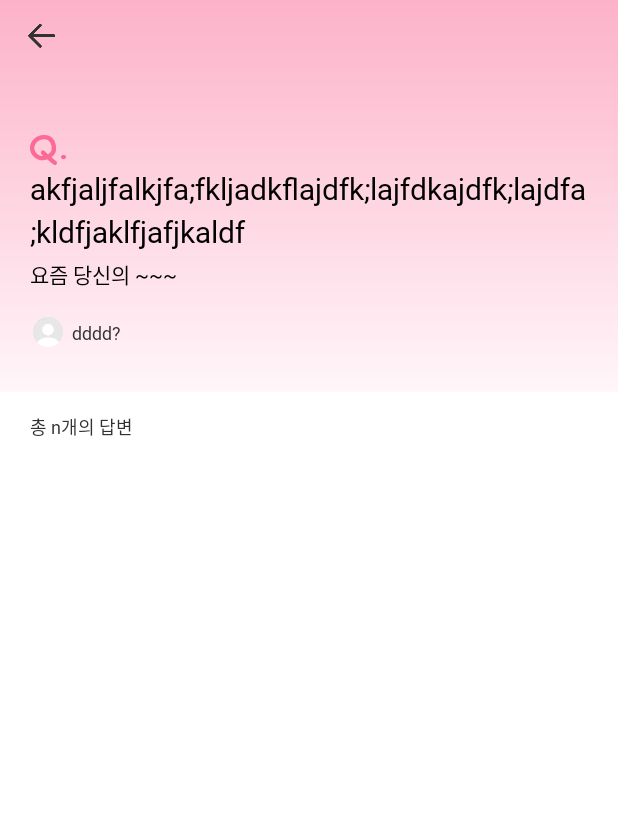
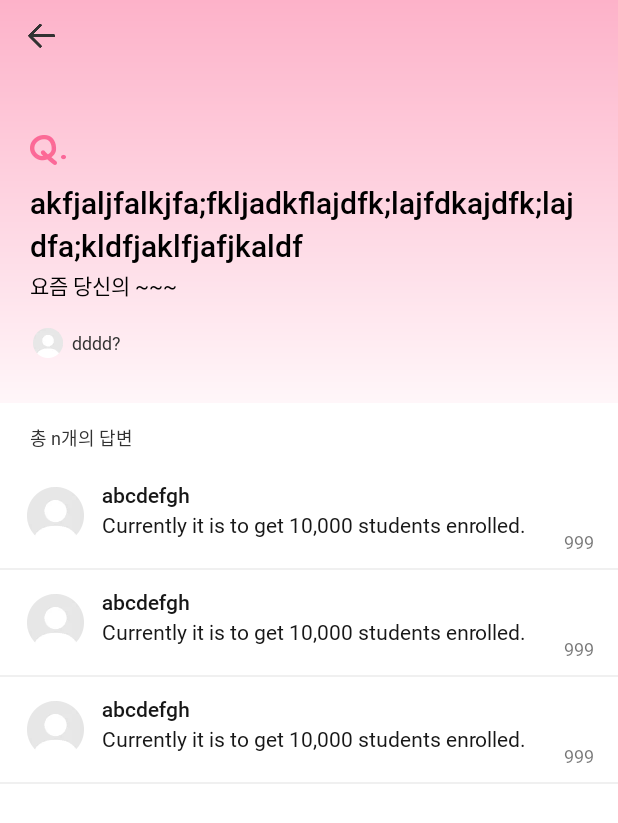
Before and after one commit to YAPP-18th/Android-Team-1-Frontend, an Android app: the layout activity_social_detail.xml on its own in the app's theme, with its tools: preview values and no code run, on a phone screen of 412 x 824 dp. Shown: the top 823 px of the screen. Run offline under Robolectric (Android 15) with nearby library versions, the phone set to English and light mode, and no system bars.

Commit message:
feat : Social 부분 QuestionDetail 통신 연결 완료

```diff
--- a/app/src/main/java/com/engdiary/mureng/data/response/HintNetwork.kt
+++ b/app/src/main/java/com/engdiary/mureng/data/response/HintNetwork.kt
@@ -10,6 +10,6 @@ data class HintNetwork(
     val meaning: String,
     @SerializedName("word")
     val word: String
-){
+) : java.io.Serializable {
     fun asDomain(): Hint = Hint(id, word, meaning)
 }
--- a/app/src/main/java/com/engdiary/mureng/data/response/QuestionNetwork.kt
+++ b/app/src/main/java/com/engdiary/mureng/data/response/QuestionNetwork.kt
@@ -16,7 +16,7 @@ data class QuestionNetwork(
     val repliesCount: Int = 0 ,
     @SerializedName("wordHints")
     val wordHints: List<HintNetwork>
-) {
+) : java.io.Serializable {
     fun asDomain(): Question =
         Question(category, content, contentKr, questionId, repliesCount, wordHints.map { it.asDomain() })
 }
--- a/app/src/main/java/com/engdiary/mureng/ui/base/BaseActivity.kt
+++ b/app/src/main/java/com/engdiary/mureng/ui/base/BaseActivity.kt
@@ -1,5 +1,6 @@
 package com.engdiary.mureng.ui.base
 
+import android.app.Fragment
 import android.content.Intent
 import android.os.Bundle
 import androidx.annotation.CallSuper
@@ -76,6 +77,10 @@ abstract class BaseActivity<B : ViewDataBinding>(
         super.onDestroy()
     }
 
+    override fun onAttachFragment(fragment: Fragment?) {
+        super.onAttachFragment(fragment)
+    }
+
     /**
      * startActivityForResult 를 코루틴 형태로 실행한다.
      *
--- a/app/src/main/java/com/engdiary/mureng/ui/base/BaseFragment.kt
+++ b/app/src/main/java/com/engdiary/mureng/ui/base/BaseFragment.kt
@@ -1,5 +1,6 @@
 package com.engdiary.mureng.ui.base
 
+import android.content.Context
 import android.os.Bundle
 import android.view.LayoutInflater
 import android.view.View
@@ -9,6 +10,7 @@ import androidx.annotation.LayoutRes
 import androidx.databinding.DataBindingUtil
 import androidx.databinding.ViewDataBinding
 import androidx.fragment.app.Fragment
+import androidx.fragment.app.FragmentActivity
 import androidx.fragment.app.FragmentManager
 import androidx.lifecycle.ViewModelProvider
 import kotlinx.coroutines.CoroutineScope
--- a/app/src/main/java/com/engdiary/mureng/ui/base/BaseViewModel.kt
+++ b/app/src/main/java/com/engdiary/mureng/ui/base/BaseViewModel.kt
@@ -1,5 +1,6 @@
 package com.engdiary.mureng.ui.base
 
+import android.content.Context
 import android.content.Intent
 import androidx.lifecycle.LiveData
 import androidx.lifecycle.MutableLiveData
@@ -62,4 +63,8 @@ open class BaseViewModel @Inject constructor(
     open fun onResume() {
 
     }
+
+    open fun onAttach(context: Context) {
+
+    }
 }
--- a/app/src/main/java/com/engdiary/mureng/ui/social/SocialFragment.kt
+++ b/app/src/main/java/com/engdiary/mureng/ui/social/SocialFragment.kt
@@ -1,5 +1,6 @@
 package com.engdiary.mureng.ui.social
 
+import android.content.Context
 import android.os.Bundle
 import android.view.View
 import androidx.databinding.DataBindingUtil
@@ -23,7 +24,6 @@ class SocialFragment : BaseFragment<SocialFragmentBinding>(R.layout.social_fragm
         super.onViewCreated(view, savedInstanceState)
         binding.setVariable(BR.vm, viewModel)
 
-
         binding.apply {
             fragmentManager = childFragmentManager
             vm = viewModel
--- a/app/src/main/java/com/engdiary/mureng/ui/social/SocialViewModel.kt
+++ b/app/src/main/java/com/engdiary/mureng/ui/social/SocialViewModel.kt
@@ -1,5 +1,6 @@
 package com.engdiary.mureng.ui.social
 
+import android.content.Context
 import android.content.Intent
 import androidx.fragment.app.FragmentManager
 import androidx.lifecycle.LiveData
--- a/app/src/main/java/com/engdiary/mureng/ui/social/ViewPagerAdapter.kt
+++ b/app/src/main/java/com/engdiary/mureng/ui/social/ViewPagerAdapter.kt
@@ -20,7 +20,6 @@ class ViewPagerAdapter(fragmentManager: FragmentManager, items: List<String>) :
     override fun getItem(position: Int): Fragment {
         return when (position) {
             0 -> BestTabFragment()
-            1 -> MyQuesFragment()
             else -> MyQuesFragment()
         }
     }
--- a/app/src/main/res/layout/activity_main.xml
+++ b/app/src/main/res/layout/activity_main.xml
@@ -195,6 +195,5 @@
 
         </androidx.constraintlayout.widget.ConstraintLayout>
 
-
     </androidx.constraintlayout.widget.ConstraintLayout>
 </layout>
--- a/app/src/main/res/layout/activity_social_detail.xml
+++ b/app/src/main/res/layout/activity_social_detail.xml
@@ -5,6 +5,7 @@
     xmlns:tools="http://schemas.android.com/tools">
 
     <data>
+        <import type="android.view.View"/>
         <variable
             name="vm"
             type="com.engdiary.mureng.ui.social_detail.SocialDetailViewModel" />
@@ -77,6 +78,9 @@
                         android:layout_height="wrap_content"
                         tools:text="akfjaljfalkjfa;fkljadkflajdfk;lajfdkajdfk;lajdfa;kldfjaklfjafjkaldf"
                         android:maxLines="3"
+                        android:text="@{vm.questionTitle}"
+                        android:layout_marginTop="12dp"
+                        style="@style/TextAppearance.RobotoMediumStyle"
                         android:ellipsize="end"
                         android:textStyle="normal"
                         android:textSize="20dp"
@@ -91,6 +95,8 @@
                         android:layout_height="wrap_content"
                         android:textSize="14dp"
                         tools:text="요즘 당신의 ~~~"
+                        style="@style/TextAppearance.NotosanskrRegularStyle"
+                        android:text="@{vm.questionContent}"
                         android:textColor="@color/colorBlack"
                         android:lineSpacingExtra="7sp"
                         app:layout_constraintTop_toBottomOf="@id/tv_social_detail_eng"
@@ -115,7 +121,9 @@
                         android:layout_height="wrap_content"
                         android:layout_marginLeft="4dp"
                         android:textStyle="normal"
+                        android:text="@{vm.questionUser}"
                         android:textSize="12dp"
+                        style="@style/TextAppearance.NotosanskrRegularStyle"
                         android:textColor="@color/colorBlackGray"
                         android:lineSpacingExtra="5sp"
                         tools:text="dddd?"
@@ -144,9 +152,9 @@
                     android:layout_width="wrap_content"
                     android:layout_height="wrap_content"
                     android:text="@{@string/total_answer_count(vm.answerCnt)}"
-                    android:textStyle="normal"
                     android:textSize="12dp"
                     tools:text="총 n개의 답변"
+                    style="@style/TextAppearance.NotosanskrRegularStyle"
                     app:layout_constraintTop_toTopOf="parent"
                     app:layout_constraintStart_toStartOf="parent"
                     android:textColor="@color/colorBlackGray"
@@ -160,6 +168,7 @@
                 android:layout_width="0dp"
                 android:layout_height="fill_parent"
                 tools:visibility="gone"
+                android:visibility="@{vm.answerCnt == 0 ? View.VISIBLE : View.GONE}"
                 android:id="@+id/cl_social_detail_empty"
                 app:layout_constraintStart_toStartOf="parent"
                 app:layout_constraintEnd_toEndOf="parent"
@@ -184,6 +193,7 @@
                     android:layout_height="wrap_content"
                     android:text="@string/null_answer"
                     android:textSize="16dp"
+                    style="@style/TextAppearance.ImcreSoojinStyle"
                     android:textColor="@color/colorGrayaf"
                     android:lineSpacingExtra="8sp"
                     android:gravity="center_horizontal"
@@ -196,9 +206,10 @@
 
             <androidx.recyclerview.widget.RecyclerView
                 android:id="@+id/rv_social_myques"
-                submitList="@{vm.results}"
+                submitList="@{vm.ansResults}"
+                android:visibility="@{vm.answerCnt == 0 ? View.GONE : View.VISIBLE}"
                 android:layout_width="match_parent"
-                android:layout_height="0dp"
+                android:layout_height="wrap_content"
                 android:background="@color/colorWhite"
                 android:orientation="vertical"
                 android:layout_marginTop="8dp"
@@ -213,7 +224,5 @@
 
         </androidx.core.widget.NestedScrollView>
 
-
-
     </androidx.constraintlayout.widget.ConstraintLayout>
 </layout>
--- a/app/src/main/res/layout/item_social_user_answer.xml
+++ b/app/src/main/res/layout/item_social_user_answer.xml
@@ -36,6 +36,7 @@
             android:text="@{Diary.author.nickname}"
             android:textStyle="normal"
             android:textSize="14dp"
+            style="@style/TextAppearance.RobotoMediumStyle"
             android:textColor="@color/colorBlack17"
             tools:text="abcdefgh"
             android:layout_marginStart="10dp"
@@ -54,6 +55,7 @@
             android:lineSpacingExtra="3sp"
             android:maxLines="3"
             android:ellipsize="end"
+            style="@style/TextAppearance.RobotoRegularStyle"
             tools:text="Currently it is to get 10,000 students enrolled."
             app:layout_constraintTop_toBottomOf="@id/tv_social_user_name"
             app:layout_constraintStart_toStartOf="@id/tv_social_user_name"
@@ -75,6 +77,7 @@
                 android:layout_width="wrap_content"
                 android:layout_height="wrap_content"
                 app:layout_constraintTop_toTopOf="parent"
+                android:src="@{Diary.likeYn ? @drawable/icons_heart_filled_pink : @drawable/icons_heart_outlined}"
                 tools:src="@drawable/icons_heart_filled"
                 app:layout_constraintBottom_toBottomOf="parent"
                 app:layout_constraintEnd_toEndOf="parent"
@@ -85,9 +88,10 @@
                 android:layout_width="wrap_content"
                 android:layout_height="wrap_content"
                 tools:text="999"
+                android:textColor="@{Diary.likeYn ? @color/pinkpink : @color/colorGrayaf}"
+                android:text="@{@string/reply_answer_cnt(Diary.likeCount)}"
                 android:textStyle="normal"
                 android:textSize="12dp"
-                android:textColor="@color/colorGrayaf"
                 android:lineSpacingExtra="5sp"
                 app:layout_constraintTop_toBottomOf="@id/img_social_user_like"
                 app:layout_constraintStart_toStartOf="@id/img_social_user_like"
```
Also changed, not shown: app/src/main/java/com/engdiary/mureng/network/MurengRepository.kt (+16 -0 lines), app/src/main/java/com/engdiary/mureng/network/MurengService.kt (+23 -3 lines), app/src/main/java/com/engdiary/mureng/ui/social_best/AnswerAdapter.kt (+29 -4 lines), app/src/main/java/com/engdiary/mureng/ui/social_best/BestTabFragment.kt (+6 -5 lines), app/src/main/java/com/engdiary/mureng/ui/social_best/BestTabViewModel.kt (+13 -1 lines), app/src/main/java/com/engdiary/mureng/ui/social_detail/SocialDetailActivity.kt (+12 -1 lines), app/src/main/java/com/engdiary/mureng/ui/social_detail/SocialDetailViewModel.kt (+35 -1 lines), app/src/main/java/com/engdiary/mureng/ui/social_detail/UserAnswerViewModel.kt (deleted, +0 -81 lines), app/src/main/java/com/engdiary/mureng/ui/social_myques/MyQuesViewModel.kt (+10 -0 lines).
